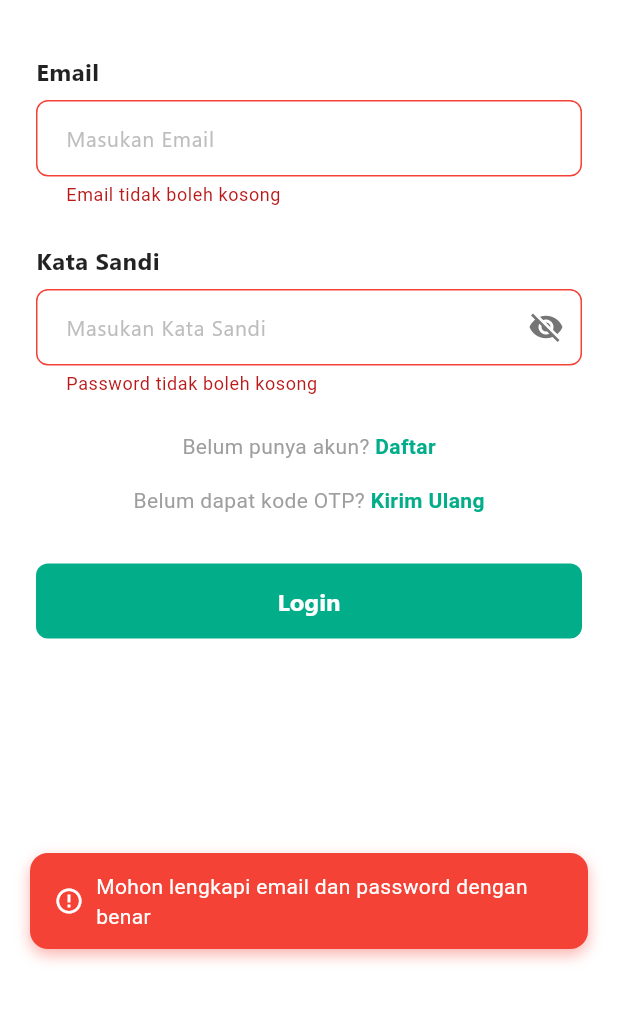
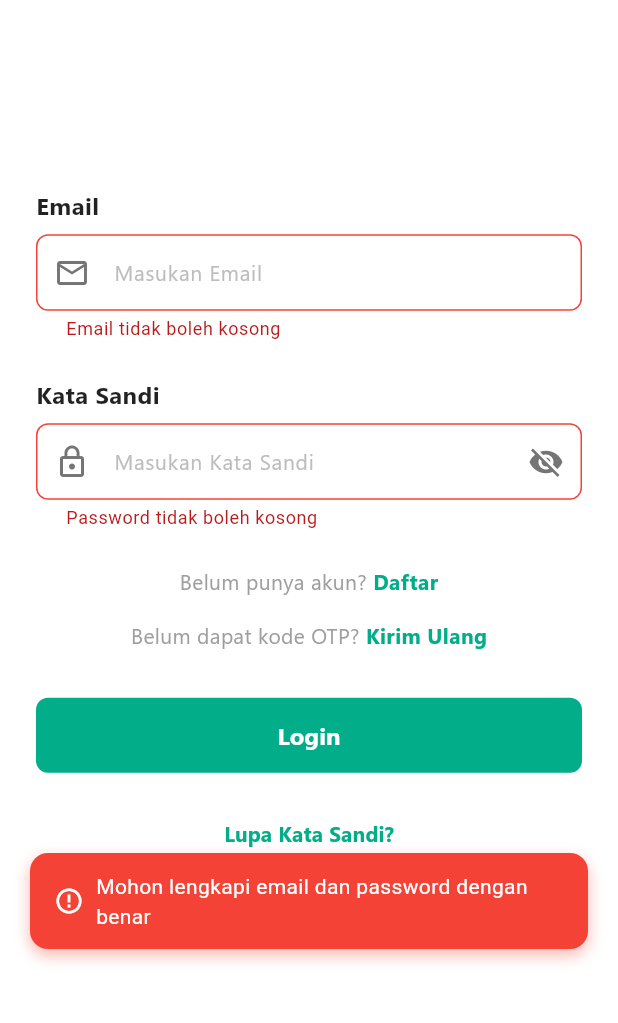
Before and after one commit to MochamadLukyAdithia/auroapp, a Flutter app: the screen it shows after launch, after a tap on "Skip", after a tap on "Login", on a phone screen of 412 x 824 dp, the part 167-1190 px from its top. Run offline on Flutter 3.47's test engine with Material 3 defaults, Android fonts, the phone set to English and light mode, and no system bars; our stand-ins replace auto_size_text, curved_navigation_bar, dio, equatable, fl_chart, flutter_bloc and 6 more; missing offline and left inert: dart:ffi, month_year_picker; network calls fail; statements that could not run were skipped.

Commit message:
finishing : login page

```diff
--- a/lib/ui/owner/pages/auth/login_page.dart
+++ b/lib/ui/owner/pages/auth/login_page.dart
@@ -16,97 +16,172 @@ class LoginPage extends StatefulWidget {
 
 class _LoginPageState extends State<LoginPage> {
   bool _obscurePassword = true;
+  final _emailController = TextEditingController();
+  final _passwordController = TextEditingController();
+  final _emailFocusNode = FocusNode();
+  final _passwordFocusNode = FocusNode();
 
   @override
   void initState() {
     super.initState();
-    context.read<LoginBloc>().add(const LoginLoadCurrentUser());
+    // context.read<LoginBloc>().add(const LoginLoadCurrentUser());
+  }
+
+  @override
+  void dispose() {
+    _emailController.dispose();
+    _passwordController.dispose();
+    _emailFocusNode.dispose();
+    _passwordFocusNode.dispose();
+    super.dispose();
+  }
+
+  void _handleLogin() {
+    // Unfocus untuk dismiss keyboard
+    _emailFocusNode.unfocus();
+    _passwordFocusNode.unfocus();
+
+    context.read<LoginBloc>().add(const LoginSubmitted());
   }
 
   @override
   Widget build(BuildContext context) {
     return BlocListener<LoginBloc, LoginState>(
-      listener: (context, state) {
-        if (state.status == LoginStatus.success) {
-          ScaffoldMessenger.of(context).showSnackBar(
-            const SnackBar(
-              content: Text('Login berhasil!'),
-              backgroundColor: Colors.green,
-              behavior: SnackBarBehavior.floating,
-              duration: Duration(milliseconds: 1500),
-            ),
-          );
-
-          Future.delayed(const Duration(milliseconds: 500), () {
-            if (mounted) {
-              Navigator.pushReplacementNamed(context, AppRoutes.authChecker);
-            }
-          });
-        }
-        else if (state.status == LoginStatus.failure) {
-          FloatingMessage.show(
-            context,
-            message: state.errorMessage ?? 'Login gagal',
-            backgroundColor: Colors.red,
-            icon: Icons.error_outline,
-            duration: const Duration(seconds: 3),
-          );
-
-          Future.delayed(const Duration(seconds: 3), () {
-            if (mounted) {
-              context.read<LoginBloc>().add(const LoginResetStatus());
-            }
-          });
-        }
-      },
+      listener: _handleBlocListener,
       child: Scaffold(
-        resizeToAvoidBottomInset: true,  //  Tambah ini
+        resizeToAvoidBottomInset: true,
         backgroundColor: Colors.white,
         body: SafeArea(
-          child: SingleChildScrollView(
-            child: Column(
-              children: [
-                const _LoginHeader(),
-                Padding(
-                  padding: EdgeInsets.only(  //  Ubah jadi EdgeInsets.only
-                    left: 24,
-                    right: 24,
-                    top: 0,
-                    bottom: MediaQuery.of(context).viewInsets.bottom + 24,  // Magine
-                  ),
+          child: GestureDetector(
+            onTap: () {
+              // Dismiss keyboard when tap outside
+              _emailFocusNode.unfocus();
+              _passwordFocusNode.unfocus();
+            },
+            child: SingleChildScrollView(
+              physics: const ClampingScrollPhysics(),
+              child: ConstrainedBox(
+                constraints: BoxConstraints(
+                  minHeight: MediaQuery.of(context).size.height -
+                      MediaQuery.of(context).padding.top,
+                ),
+                child: IntrinsicHeight(
                   child: Column(
-                    crossAxisAlignment: CrossAxisAlignment.start,
                     children: [
-                      const SizedBox(height: 20),
-                      const _EmailField(),
-                      const SizedBox(height: 24),
-                      _PasswordField(
-                        obscurePassword: _obscurePassword,
-                        onToggleVisibility: () {
-                          setState(() {
-                            _obscurePassword = !_obscurePassword;
-                          });
-                        },
+                      const _LoginHeader(),
+                      Expanded(
+                        child: Padding(
+                          padding: EdgeInsets.only(
+                            left: 24,
+                            right: 24,
+                            bottom: MediaQuery.of(context).viewInsets.bottom + 24,
+                          ),
+                          child: Column(
+                            mainAxisAlignment: MainAxisAlignment.center,
+                            crossAxisAlignment: CrossAxisAlignment.start,
+                            children: [
+                              _EmailField(
+                                controller: _emailController,
+                                focusNode: _emailFocusNode,
+                                onSubmitted: () => _passwordFocusNode.requestFocus(),
+                              ),
+                              const SizedBox(height: 24),
+                              _PasswordField(
+                                controller: _passwordController,
+                                focusNode: _passwordFocusNode,
+                                obscurePassword: _obscurePassword,
+                                onToggleVisibility: () {
+                                  setState(() => _obscurePassword = !_obscurePassword);
+                                },
+                                onSubmitted: _handleLogin,
+                              ),
+                              const SizedBox(height: 24),
+                              const _SignUpPrompt(),
+                              const SizedBox(height: 16),
+                              const _ResendOtpPrompt(),
+                              const SizedBox(height: 32),
+                              _LoginButton(onPressed: _handleLogin),
+                              const SizedBox(height: 16),
+                              const _ForgotPasswordPrompt()
+                            ],
+                          ),
+                        ),
                       ),
-                      const SizedBox(height: 24),
-                      const _SignUpPrompt(),
-                      const SizedBox(height: 16),
-                      const _ResendOtpPrompt(),
-                      const SizedBox(height: 32),
-                      const _LoginButton(),
                     ],
                   ),
                 ),
-              ],
+              ),
             ),
           ),
         ),
       ),
-      );
+    );
+  }
+
+  void _handleBlocListener(BuildContext context, LoginState state) {
+    switch (state.status) {
+      case LoginStatus.needsVerification:
+        _navigateToVerification(context, state);
+        break;
+      case LoginStatus.success:
+        _handleLoginSuccess(context);
+        break;
+      case LoginStatus.failure:
+        if (state.errorMessage != null) {
+          _showErrorMessage(context, state.errorMessage!);
+        }
+        break;
+      default:
+        break;
+    }
+  }
+
+  void _navigateToVerification(BuildContext context, LoginState state) {
+    Navigator.pushReplacementNamed(
+      context,
+      AppRoutes.verification,
+      arguments: {
+        'userId': state.userId,
+        'email': state.userEmail,
+      },
+    );
+  }
+
+  void _handleLoginSuccess(BuildContext context) {
+    ScaffoldMessenger.of(context).showSnackBar(
+      const SnackBar(
+        content: Text('Login berhasil!'),
+        backgroundColor: primaryGreenColor,
+        behavior: SnackBarBehavior.floating,
+        duration: Duration(milliseconds: 1500),
+      ),
+    );
+
+    Future.delayed(const Duration(milliseconds: 500), () {
+      if (mounted) {
+        Navigator.pushReplacementNamed(context, AppRoutes.authChecker);
+      }
+    });
+  }
+
+  void _showErrorMessage(BuildContext context, String message) {
+    FloatingMessage.show(
+      context,
+      message: message,
+      backgroundColor: Colors.red,
+      icon: Icons.error_outline,
+      duration: const Duration(seconds: 3),
+    );
+
+    Future.delayed(const Duration(seconds: 3), () {
+      if (mounted) {
+        context.read<LoginBloc>().add(const LoginResetStatus());
+      }
+    });
   }
 }
 
-// ---------------- Header Section ----------------
+// ==================== HEADER ====================
 class _LoginHeader extends StatelessWidget {
   const _LoginHeader();
 
@@ -117,12 +192,15 @@ class _LoginHeader extends StatelessWidget {
       child: Row(
         mainAxisAlignment: MainAxisAlignment.spaceBetween,
         children: [
-          SizedBox(
-            height: 95,
-            width: 95,
-            child: Image.asset(
-              'assets/icon/auropay_logo.png',
-              fit: BoxFit.contain,
+          Hero(
+            tag: 'app_logo',
+            child: SizedBox(
+              height: 95,
+              width: 95,
+              child: Image.asset(
+                'assets/icon/auropay_logo.png',
+                fit: BoxFit.contain,
+              ),
             ),
           ),
         ],
@@ -131,13 +209,24 @@ class _LoginHeader extends StatelessWidget {
   }
 }
 
-// ---------------- Email Field ----------------
+// ==================== EMAIL FIELD ====================
 class _EmailField extends StatelessWidget {
-  const _EmailField();
+  final TextEditingController controller;
+  final FocusNode focusNode;
+  final VoidCallback onSubmitted;
+
+  const _EmailField({
+    required this.controller,
+    required this.focusNode,
+    required this.onSubmitted,
+  });
 
   @override
   Widget build(BuildContext context) {
     return BlocBuilder<LoginBloc, LoginState>(
+      buildWhen: (previous, current) =>
+      previous.email != current.email ||
+          previous.emailError != current.emailError,
       builder: (context, state) {
         return Column(
           crossAxisAlignment: CrossAxisAlignment.start,
@@ -153,50 +242,25 @@ class _EmailField extends StatelessWidget {
             ),
             const SizedBox(height: 8),
             TextFormField(
+              controller: controller,
+              focusNode: focusNode,
               onChanged: (value) {
                 context.read<LoginBloc>().add(LoginEmailChanged(value));
               },
+              onFieldSubmitted: (_) => onSubmitted(),
               style: const TextStyle(
                 fontFamily: fontType,
                 fontSize: 15,
               ),
-              decoration: InputDecoration(
+              decoration: _buildInputDecoration(
                 hintText: 'Masukan Email',
-                hintStyle: TextStyle(
-                  fontFamily: fontType,
-                  color: Colors.grey[400],
-                  fontSize: 14,
-                ),
                 errorText: state.emailError,
-                contentPadding: const EdgeInsets.symmetric(
-                  horizontal: 16,
-                  vertical: 14,
-                ),
-                border: OutlineInputBorder(
-                  borderRadius: BorderRadius.circular(8),
-                  borderSide: BorderSide(color: Colors.grey[300]!),
-                ),
-                enabledBorder: OutlineInputBorder(
-                  borderRadius: BorderRadius.circular(8),
-                  borderSide: BorderSide(color: Colors.grey[300]!),
-                ),
-                focusedBorder: OutlineInputBorder(
-                  borderRadius: BorderRadius.circular(8),
-                  borderSide: const BorderSide(
-                    color: primaryGreenColor,
-                    width: 2,
-                  ),
-                ),
-                errorBorder: OutlineInputBorder(
-                  borderRadius: BorderRadius.circular(8),
-                  borderSide: const BorderSide(color: Colors.red),
-                ),
-                focusedErrorBorder: OutlineInputBorder(
-                  borderRadius: BorderRadius.circular(8),
-                  borderSide: const BorderSide(color: Colors.red, width: 2),
-                ),
+                prefixIcon: Icons.email_outlined,
               ),
               keyboardType: TextInputType.emailAddress,
+              textInputAction: TextInputAction.next,
+              autocorrect: false,
+              enableSuggestions: false,
             ),
           ],
         );
@@ -205,19 +269,28 @@ class _EmailField extends StatelessWidget {
   }
 }
 
-// ---------------- Password Field ----------------
+// ==================== PASSWORD FIELD ====================
 class _PasswordField extends StatelessWidget {
+  final TextEditingController controller;
+  final FocusNode focusNode;
   final bool obscurePassword;
   final VoidCallback onToggleVisibility;
+  final VoidCallback onSubmitted;
 
   const _PasswordField({
+    required this.controller,
+    required this.focusNode,
     required this.obscurePassword,
     required this.onToggleVisibility,
+    required this.onSubmitted,
   });
 
   @override
   Widget build(BuildContext context) {
     return BlocBuilder<LoginBloc, LoginState>(
+      buildWhen: (previous, current) =>
+      previous.password != current.password ||
+          previous.passwordError != current.passwordError,
       builder: (context, state) {
         return Column(
           crossAxisAlignment: CrossAxisAlignment.start,
@@ -233,49 +306,21 @@ class _PasswordField extends StatelessWidget {
             ),
             const SizedBox(height: 8),
             TextFormField(
+              controller: controller,
+              focusNode: focusNode,
               onChanged: (value) {
                 context.read<LoginBloc>().add(LoginPasswordChanged(value));
               },
+              onFieldSubmitted: (_) => onSubmitted(),
               obscureText: obscurePassword,
               style: const TextStyle(
                 fontFamily: fontType,
                 fontSize: 15,
               ),
-              decoration: InputDecoration(
+              decoration: _buildInputDecoration(
                 hintText: 'Masukan Kata Sandi',
-                hintStyle: TextStyle(
-                  fontFamily: fontType,
-                  color: Colors.grey[400],
-                  fontSize: 14,
-                ),
                 errorText: state.passwordError,
-                contentPadding: const EdgeInsets.symmetric(
-                  horizontal: 16,
-                  vertical: 14,
-                ),
-                border: OutlineInputBorder(
-                  borderRadius: BorderRadius.circular(8),
-                  borderSide: BorderSide(color: Colors.grey[300]!),
-                ),
-                enabledBorder: OutlineInputBorder(
-                  borderRadius: BorderRadius.circular(8),
-                  borderSide: BorderSide(color: Colors.grey[300]!),
-                ),
-                focusedBorder: OutlineInputBorder(
-                  borderRadius: BorderRadius.circular(8),
-                  borderSide: const BorderSide(
-                    color: primaryGreenColor,
-                    width: 2,
-                  ),
-                ),
-                errorBorder: OutlineInputBorder(
-                  borderRadius: BorderRadius.circular(8),
-                  borderSide: const BorderSide(color: Colors.red),
-                ),
-                focusedErrorBorder: OutlineInputBorder(
-                  borderRadius: BorderRadius.circular(8),
-                  borderSide: const BorderSide(color: Colors.red, width: 2),
-                ),
+                prefixIcon: Icons.lock_outline,
                 suffixIcon: IconButton(
                   icon: Icon(
                     obscurePassword ? Icons.visibility_off : Icons.visibility,
@@ -284,6 +329,9 @@ class _PasswordField extends StatelessWidget {
                   onPressed: onToggleVisibility,
                 ),
               ),
+              textInputAction: TextInputAction.done,
+              autocorrect: false,
+              enableSuggestions: false,
             ),
           ],
         );
@@ -292,7 +340,57 @@ class _PasswordField extends StatelessWidget {
   }
 }
 
-// ---------------- Sign Up Prompt ----------------
+// ==================== INPUT DECORATION ====================
+InputDecoration _buildInputDecoration({
+  required String hintText,
+  String? errorText,
+  IconData? prefixIcon,
+  Widget? suffixIcon,
+}) {
+  return InputDecoration(
+    hintText: hintText,
+    hintStyle: TextStyle(
+      fontFamily: fontType,
+      color: Colors.grey[400],
+      fontSize: 14,
+    ),
+    errorText: errorText,
+    errorMaxLines: 2,
+    prefixIcon: prefixIcon != null
+        ? Icon(prefixIcon, color: Colors.grey[600])
+        : null,
+    suffixIcon: suffixIcon,
+    contentPadding: const EdgeInsets.symmetric(
+      horizontal: 16,
+      vertical: 14,
+    ),
+    border: OutlineInputBorder(
+      borderRadius: BorderRadius.circular(8),
+      borderSide: BorderSide(color: Colors.grey[300]!),
+    ),
+    enabledBorder: OutlineInputBorder(
+      borderRadius: BorderRadius.circular(8),
+      borderSide: BorderSide(color: Colors.grey[300]!),
+    ),
+    focusedBorder: OutlineInputBorder(
+      borderRadius: BorderRadius.circular(8),
+      borderSide: const BorderSide(
+        color: primaryGreenColor,
+        width: 2,
+      ),
+    ),
+    errorBorder: OutlineInputBorder(
+      borderRadius: BorderRadius.circular(8),
+      borderSide: const BorderSide(color: Colors.red),
+    ),
+    focusedErrorBorder: OutlineInputBorder(
+      borderRadius: BorderRadius.circular(8),
+      borderSide: const BorderSide(color: Colors.red, width: 2),
+    ),
+  );
+}
+
+// ==================== SIGN UP PROMPT ====================
 class _SignUpPrompt extends StatelessWidget {
   const _SignUpPrompt();
 
@@ -306,18 +404,18 @@ class _SignUpPrompt extends StatelessWidget {
           style: TextStyle(
             fontSize: 14,
             color: Colors.grey,
+            fontFamily: fontType,
           ),
         ),
         GestureDetector(
-          onTap: () {
-            Navigator.pushNamed(context, AppRoutes.register);
-          },
+          onTap: () => Navigator.pushNamed(context, AppRoutes.register),
           child: const Text(
             'Daftar',
             style: TextStyle(
               fontSize: 14,
               color: primaryGreenColor,
               fontWeight: FontWeight.w600,
+              fontFamily: fontType,
             ),
           ),
         ),
@@ -326,13 +424,50 @@ class _SignUpPrompt extends StatelessWidget {
   }
 }
 
-// ---------------- Login Button ----------------
+// ==================== RESEND OTP PROMPT ====================
+class _ResendOtpPrompt extends StatelessWidget {
+  const _ResendOtpPrompt();
+
+  @override
+  Widget build(BuildContext context) {
+    return Row(
+      mainAxisAlignment: MainAxisAlignment.center,
+      children: [
+        const Text(
+          'Belum dapat kode OTP? ',
+          style: TextStyle(
+            fontSize: 14,
+            color: Colors.grey,
+            fontFamily: fontType,
+          ),
+        ),
+        GestureDetector(
+          onTap: () => Navigator.pushNamed(context, AppRoutes.resendOtp),
+          child: const Text(
+            'Kirim Ulang',
+            style: TextStyle(
+              fontSize: 14,
+              color: primaryGreenColor,
+              fontWeight: FontWeight.w600,
+              fontFamily: fontType,
+            ),
+          ),
+        ),
+      ],
+    );
+  }
+}
+
+// ==================== LOGIN BUTTON ====================
 class _LoginButton extends StatelessWidget {
-  const _LoginButton();
+  final VoidCallback onPressed;
+
+  const _LoginButton({required this.onPressed});
 
   @override
   Widget build(BuildContext context) {
     return BlocBuilder<LoginBloc, LoginState>(
+      buildWhen: (previous, current) => previous.status != current.status,
       builder: (context, state) {
         final isLoading = state.status == LoginStatus.loading;
 
@@ -343,6 +478,7 @@ class _LoginButton extends StatelessWidget {
             style: ElevatedButton.styleFrom(
               backgroundColor: primaryGreenColor,
               foregroundColor: Colors.white,
+              disabledBackgroundColor: Colors.grey[300],
               shape: RoundedRectangleBorder(
                 borderRadius: BorderRadius.circular(8),
               ),
@@ -353,11 +489,7 @@ class _LoginButton extends StatelessWidget {
                 fontWeight: FontWeight.w600,
               ),
             ),
-            onPressed: isLoading
-                ? null
-                : () {
-              context.read<LoginBloc>().add(const LoginSubmitted());
-            },
+            onPressed: isLoading ? null : onPressed,
             child: isLoading
                 ? const SizedBox(
               height: 20,
@@ -375,36 +507,25 @@ class _LoginButton extends StatelessWidget {
   }
 }
 
-// Tambahkan di login_page.dart
-class _ResendOtpPrompt extends StatelessWidget {
-  const _ResendOtpPrompt();
+// ==================== FORGOT PASSWORD PROMPT ====================
+class _ForgotPasswordPrompt extends StatelessWidget {
+  const _ForgotPasswordPrompt();
 
   @override
   Widget build(BuildContext context) {
-    return Row(
-      mainAxisAlignment: MainAxisAlignment.center,
-      children: [
-        const Text(
-          'Belum dapat kode OTP? ',
+    return Center(
+      child: TextButton(
+        onPressed: () => Navigator.pushNamed(context, AppRoutes.forgotPassword),
+        child: const Text(
+          'Lupa Kata Sandi?',
           style: TextStyle(
             fontSize: 14,
-            color: Colors.grey,
+            color: primaryGreenColor,
+            fontWeight: FontWeight.w600,
+            fontFamily: fontType,
           ),
         ),
-        GestureDetector(
-          onTap: () {
-            Navigator.pushNamed(context, AppRoutes.resendOtp);
-          },
-          child: const Text(
-            'Kirim Ulang',
-            style: TextStyle(
-              fontSize: 14,
-              color: primaryGreenColor,
-              fontWeight: FontWeight.w600,
-            ),
-          ),
-        ),
-      ],
+      ),
     );
   }
 }
```
